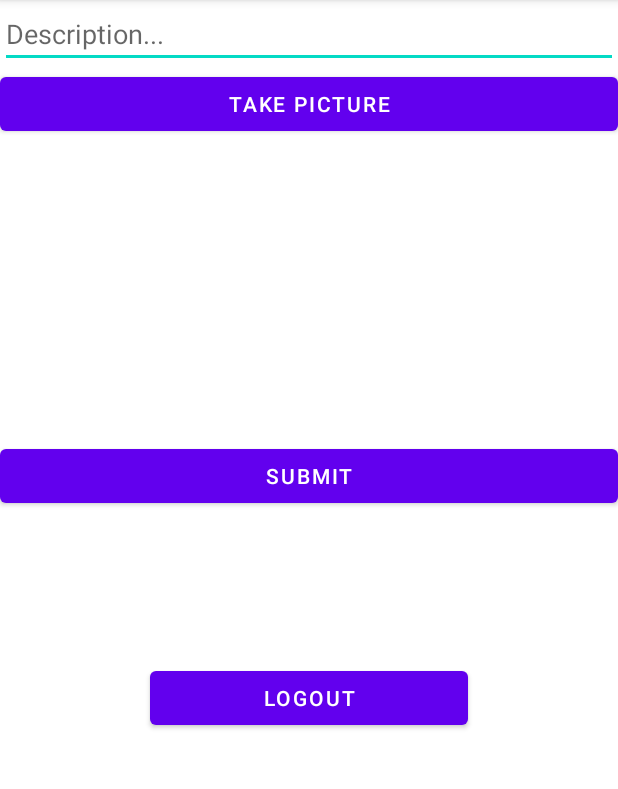
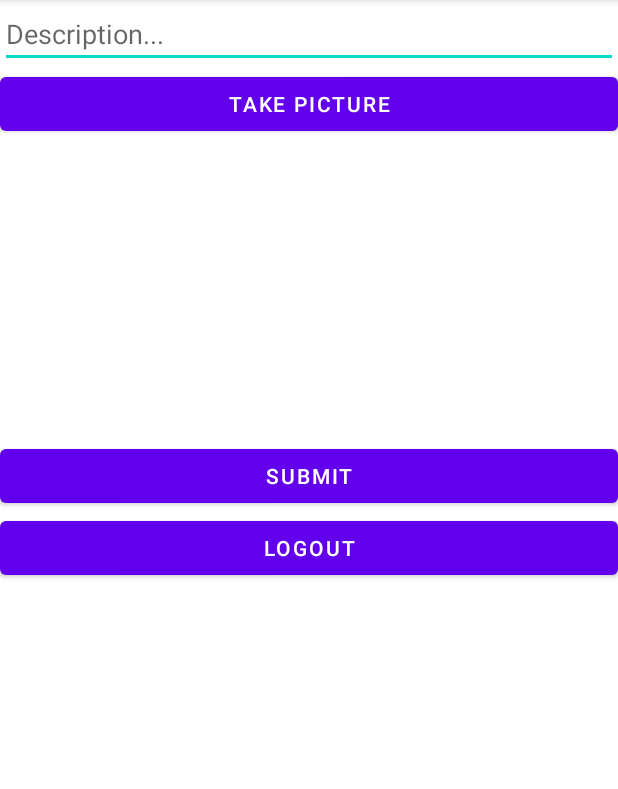
Before and after one commit to ChristopherCautivar/InstagramClone, an Android app: the MainActivity screen opened directly, with no data from a screen before it, on a phone screen of 412 x 824 dp, the part 84-873 px from its top. Run offline under Robolectric (Android 15) with nearby library versions, the phone set to English and light mode, and no system bars; libraries missing offline, so code that uses them is left out: com.parse.

```diff
--- a/app/src/main/res/layout/activity_main.xml
+++ b/app/src/main/res/layout/activity_main.xml
@@ -37,6 +37,5 @@
         android:id="@+id/btnLogout"
         android:layout_width="match_parent"
         android:layout_height="wrap_content"
-        android:layout_margin="100dp"
         android:text="Logout" />
 </LinearLayout>
```
Also changed, not shown: 1 other file.
